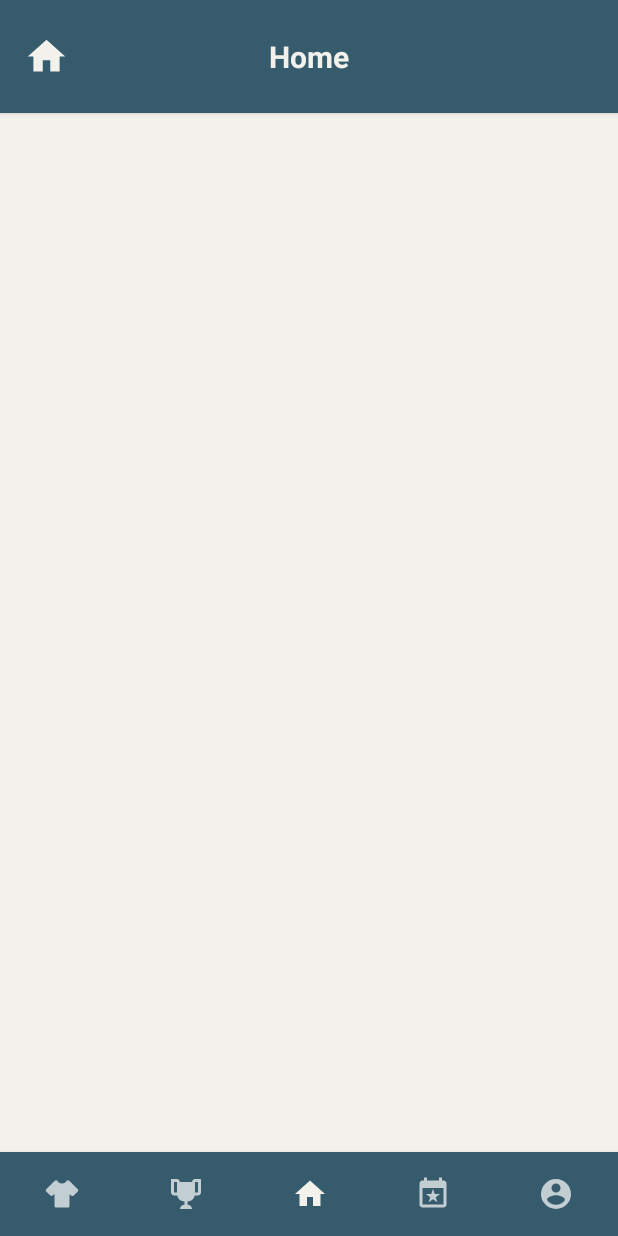
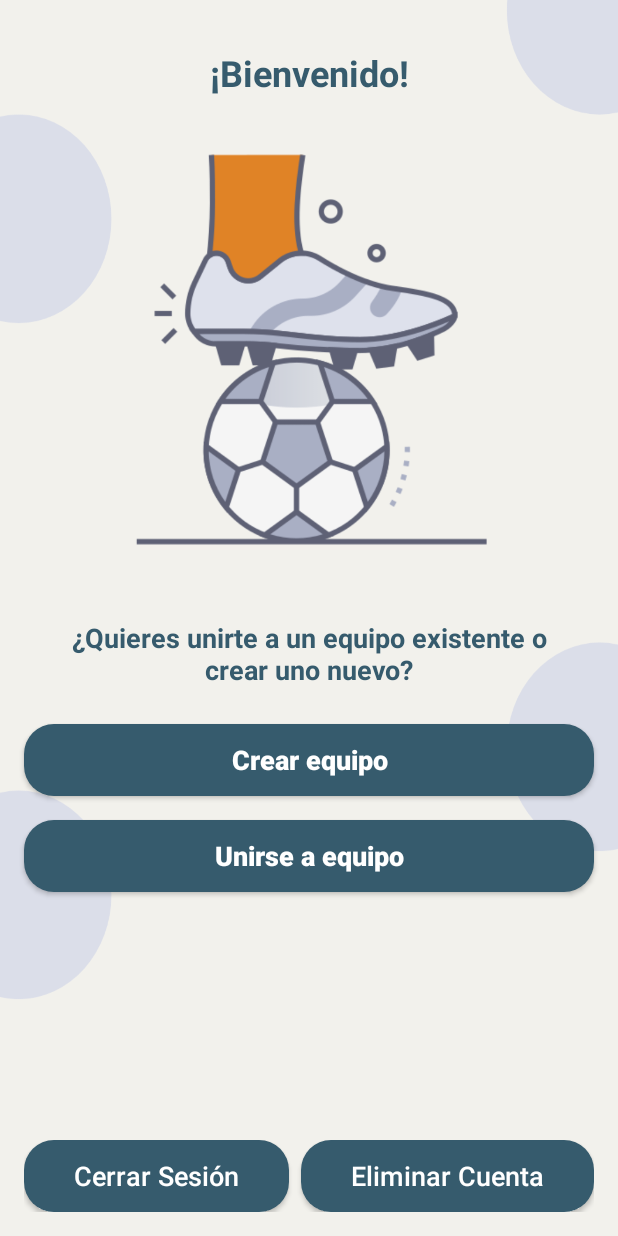
Before and after one commit to pacoFlorido/TeamManagerApp, an Android app: the screen it shows after launch once a user with an empty profile is signed in (MainActivity before the commit, TeamCreateActivity after it), on a phone screen of 412 x 824 dp. Run offline under Robolectric (Android 15) with nearby library versions, the phone set to English and light mode, and no system bars; our stand-ins replace Firebase (no records; nobody signed in at launch, a user with empty details on screens opened directly).

Commit message:
Añadida ventana seleccionar Crear o Unirse a un Equipo.

```diff
--- a/app/src/main/AndroidManifest.xml
+++ b/app/src/main/AndroidManifest.xml
@@ -6,7 +6,6 @@
     <uses-permission android:name="android.permission.ACCESS_NETWORK_STATE" />
 
     <application
-        android:usesCleartextTraffic="true"
         android:allowBackup="true"
         android:dataExtractionRules="@xml/data_extraction_rules"
         android:fullBackupContent="@xml/backup_rules"
@@ -15,7 +14,11 @@
         android:roundIcon="@mipmap/ic_teammanager_launcher_round"
         android:supportsRtl="true"
         android:theme="@style/Theme.TeamManager"
+        android:usesCleartextTraffic="true"
         tools:targetApi="31">
+        <activity
+            android:name=".ui.teamcreate.TeamCreateActivity"
+            android:exported="false" />
         <activity
             android:name=".ui.register.RegisterActivity"
             android:exported="false" />
--- a/app/src/main/java/net/pacofloridoquesada/teammanager/network/NetworkService.kt
+++ b/app/src/main/java/net/pacofloridoquesada/teammanager/network/NetworkService.kt
@@ -6,10 +6,12 @@ import retrofit2.Retrofit
 import retrofit2.converter.gson.GsonConverterFactory
 
 object NetworkService {
-    val teamManagerService : TeamManagerService by lazy {
+    val teamManagerService: TeamManagerService by lazy {
         Retrofit.Builder()
             .baseUrl(Constantes.BASE_URL)
-            .addConverterFactory(GsonConverterFactory.create(GsonBuilder().setDateFormat("yyyy-MM-dd").create()))
+            .addConverterFactory(
+                GsonConverterFactory.create(GsonBuilder().setDateFormat("yyyy-MM-dd").create())
+            )
             .build().create(TeamManagerService::class.java)
     }
 }
--- a/app/src/main/java/net/pacofloridoquesada/teammanager/ui/login/LoginActivity.kt
+++ b/app/src/main/java/net/pacofloridoquesada/teammanager/ui/login/LoginActivity.kt
@@ -10,19 +10,20 @@ import com.google.firebase.auth.FirebaseAuth
 import net.pacofloridoquesada.teammanager.databinding.ActivityLoginBinding
 import net.pacofloridoquesada.teammanager.ui.MainActivity
 import net.pacofloridoquesada.teammanager.ui.register.RegisterActivity
+import net.pacofloridoquesada.teammanager.ui.teamcreate.TeamCreateActivity
 
 class LoginActivity : AppCompatActivity() {
 
     private lateinit var binding: ActivityLoginBinding
-    private lateinit var auth : FirebaseAuth
+    private lateinit var auth: FirebaseAuth
 
     override fun onStart() {
         super.onStart()
         auth = FirebaseAuth.getInstance()
         val currentUser = auth.currentUser
-        if (currentUser != null){
+        if (currentUser != null) {
             finish()
-            startActivity(Intent(this, MainActivity::class.java))
+            startActivity(Intent(this, TeamCreateActivity::class.java))
         }
     }
 
@@ -31,15 +32,16 @@ class LoginActivity : AppCompatActivity() {
         binding = ActivityLoginBinding.inflate(layoutInflater)
         setContentView(binding.root)
 
-        //Oculto la barra de ayuda ya que no la voy a utilizar
+        // Elimina ActionBar de la parte superior de la screen.
+        // Siempre se tiene que poner después de sentContentView()
         supportActionBar!!.hide()
 
         setupIniciarSesion()
         setupRegistro()
     }
 
-    private fun setupIniciarSesion(){
-        binding.btnIniciarSesion.setOnClickListener{
+    private fun setupIniciarSesion() {
+        binding.btnIniciarSesion.setOnClickListener {
 
             val email = binding.etEmail.text
             val contrasenya = binding.etContrasenya.text
@@ -47,8 +49,8 @@ class LoginActivity : AppCompatActivity() {
                 auth.signInWithEmailAndPassword(
                     email.toString(),
                     contrasenya.toString()
-                ).addOnCompleteListener{
-                    if (it.isSuccessful){
+                ).addOnCompleteListener {
+                    if (it.isSuccessful) {
                         finish()
                         startActivity(Intent(this, MainActivity::class.java))
                     } else {
@@ -71,8 +73,8 @@ class LoginActivity : AppCompatActivity() {
         }
     }
 
-    private fun setupRegistro(){
-        binding.btnRegistrarse.setOnClickListener{
+    private fun setupRegistro() {
+        binding.btnRegistrarse.setOnClickListener {
             startActivity(Intent(this, RegisterActivity::class.java))
         }
     }
--- a/app/src/main/java/net/pacofloridoquesada/teammanager/ui/main/perfil/PerfilFragment.kt
+++ b/app/src/main/java/net/pacofloridoquesada/teammanager/ui/main/perfil/PerfilFragment.kt
@@ -17,8 +17,8 @@ class PerfilFragment : Fragment() {
     private fun setupCerrarSesion(){
         binding.btCerrarSesion.setOnClickListener{
             FirebaseAuth.getInstance().signOut()
-            requireActivity().finish()
-            requireActivity().startActivity(Intent(requireContext(),LoginActivity::class.java))
+            this.requireActivity().finish()
+            this.requireActivity().startActivity(Intent(requireContext(),LoginActivity::class.java))
         }
     }
 
--- a/app/src/main/java/net/pacofloridoquesada/teammanager/ui/register/RegisterActivity.kt
+++ b/app/src/main/java/net/pacofloridoquesada/teammanager/ui/register/RegisterActivity.kt
@@ -15,7 +15,9 @@ class RegisterActivity : AppCompatActivity() {
         super.onCreate(savedInstanceState)
         binding = ActivityRegisterBinding.inflate(layoutInflater)
         setContentView(binding.root)
-        //Oculto la barra de ayuda ya que no la voy a utilizar
+
+        // Elimina ActionBar de la parte superior de la screen.
+        // Siempre se tiene que poner después de sentContentView()
         supportActionBar!!.hide()
     }
 }
--- a/app/src/main/java/net/pacofloridoquesada/teammanager/ui/register/TeamCreationFragment.kt
+++ /dev/null
@@ -1,26 +0,0 @@
-package net.pacofloridoquesada.teammanager.ui.register
-
-import android.os.Bundle
-import androidx.fragment.app.Fragment
-import android.view.LayoutInflater
-import android.view.View
-import android.view.ViewGroup
-import net.pacofloridoquesada.teammanager.R
-
-
-class TeamCreationFragment : Fragment() {
-
-
-    override fun onCreate(savedInstanceState: Bundle?) {
-        super.onCreate(savedInstanceState)
-
-    }
-
-    override fun onCreateView(
-        inflater: LayoutInflater, container: ViewGroup?,
-        savedInstanceState: Bundle?
-    ): View? {
-        // Inflate the layout for this fragment
-        return inflater.inflate(R.layout.fragment_team_creation, container, false)
-    }
-}
--- a/app/src/main/java/net/pacofloridoquesada/teammanager/ui/register/UserCreationFragment.kt
+++ b/app/src/main/java/net/pacofloridoquesada/teammanager/ui/register/UserCreationFragment.kt
@@ -1,6 +1,7 @@
 package net.pacofloridoquesada.teammanager.ui.register
 
 import android.app.DatePickerDialog
+import android.content.Intent
 import android.os.Bundle
 import android.util.Log
 import androidx.fragment.app.Fragment
@@ -18,6 +19,8 @@ import net.pacofloridoquesada.teammanager.databinding.FragmentUserCreationBindin
 import net.pacofloridoquesada.teammanager.model.Player
 import net.pacofloridoquesada.teammanager.model.PlayerReport
 import net.pacofloridoquesada.teammanager.model.Trainer
+import net.pacofloridoquesada.teammanager.ui.MainActivity
+import net.pacofloridoquesada.teammanager.ui.teamcreate.TeamCreateActivity
 import net.pacofloridoquesada.teammanager.viewmodel.TeamManagerViewModel
 import java.text.SimpleDateFormat
 import java.util.Calendar
@@ -93,7 +96,6 @@ class UserCreationFragment : Fragment() {
                     val fechaBBDD = fechaNormal.substring(6, 10) + "-" +
                             fechaNormal.substring(3, 5) + "-" +
                             fechaNormal.substring(0, 2)
-                    Log.i("Fecha: ", fechaBBDD)
                     //Creamos Jugador
                     teamManagerViewModel.addPlayer(
                         Player(
@@ -105,15 +107,14 @@ class UserCreationFragment : Fragment() {
                             auth.currentUser?.uid.toString()
                         )
                     )
-                    findNavController()
-                        .navigate(UserCreationFragmentDirections.toCrearEquipo())
+                    this.requireActivity().finish()
+                    this.requireActivity().startActivity(Intent(requireContext(), TeamCreateActivity::class.java))
                 } else {
                     val fechaNormal = binding.tvFechaNacimiento.text.toString()
                     val fechaBBDD = fechaNormal.substring(6, 10) + "-" +
                             fechaNormal.substring(3, 5) + "-" +
                             fechaNormal.substring(0, 2)
-                    Log.i("Fecha: ", fechaBBDD)
-                    //Creamos Jugador
+                    //Creamos Entrenador
                     teamManagerViewModel.addTrainer(
                         Trainer(
                             fechaBBDD,
@@ -123,11 +124,11 @@ class UserCreationFragment : Fragment() {
                             auth.currentUser?.uid.toString()
                         )
                     )
-                    findNavController()
-                        .navigate(UserCreationFragmentDirections.toCrearEquipo())
+                    this.requireActivity().finish()
+                    this.requireActivity().startActivity(Intent(requireContext(), TeamCreateActivity::class.java))
                 }
             } else {
-                //Mostramos error al crear cuenta FireBase
+                //TODO: Mostrar error al crear cuenta FireBase
             }
         }
     }
--- /dev/null
+++ b/app/src/main/java/net/pacofloridoquesada/teammanager/ui/teamcreate/SelectCrearUnirFragment.kt
@@ -0,0 +1,79 @@
+package net.pacofloridoquesada.teammanager.ui.teamcreate
+
+import android.app.AlertDialog
+import android.content.Context
+import android.content.Intent
+import android.os.Bundle
+import android.util.Log
+import androidx.fragment.app.Fragment
+import android.view.LayoutInflater
+import android.view.View
+import android.view.ViewGroup
+import com.google.firebase.auth.FirebaseAuth
+import net.pacofloridoquesada.teammanager.R
+import net.pacofloridoquesada.teammanager.databinding.FragmentSelectCrearUnirBinding
+import net.pacofloridoquesada.teammanager.databinding.FragmentUserCreationBinding
+import net.pacofloridoquesada.teammanager.ui.login.LoginActivity
+
+class SelectCrearUnirFragment : Fragment() {
+
+    private var _binding: FragmentSelectCrearUnirBinding? = null
+    private val binding get() = _binding!!
+    private lateinit var auth: FirebaseAuth
+
+    private fun setupCerrarSesion() {
+        binding.btCerrarSesionPantallaEquipo.setOnClickListener{
+            auth.signOut()
+            this.requireActivity().finish()
+            this.requireActivity().startActivity(Intent(requireContext(), LoginActivity::class.java))
+        }
+    }
+
+    private fun setupEliminarUsuario() {
+        binding.btEliminarCuentaPantallaEquipo.setOnClickListener{
+            AlertDialog.Builder(activity as Context)
+                .setTitle(R.string.eliminacion_de_cuenta)
+                .setMessage(R.string.eliminacion_cuenta_mensaje)
+                // Acción si pulsa si
+                .setPositiveButton(getString(R.string.si)){ v, _->
+                    auth.currentUser!!.delete().addOnCompleteListener {
+                        if (it.isSuccessful){
+                            Log.i("Usuario Eliminado" , "Usuario Eliminado")
+                            this.requireActivity().finish()
+                            this.requireActivity().startActivity(Intent(requireContext(), LoginActivity::class.java))
+                        }
+                    }
+                    //Cerramos el dialogo
+                    v.dismiss()
+                }
+                // Accion si pulsa no
+                .setNegativeButton(getString(R.string.no)){ v, _->v.dismiss()}
+                .setCancelable(false)
+                .create()
+                .show()
+
+        }
+    }
+
+    override fun onViewCreated(view: View, savedInstanceState: Bundle?) {
+        super.onViewCreated(view, savedInstanceState)
+
+        this.setupCerrarSesion()
+        this.setupEliminarUsuario()
+    }
+
+    override fun onCreateView(
+        inflater: LayoutInflater, container: ViewGroup?,
+        savedInstanceState: Bundle?
+    ): View? {
+        _binding = FragmentSelectCrearUnirBinding.inflate(inflater, container, false)
+        val root: View = binding.root
+        auth = FirebaseAuth.getInstance()
+        return root
+    }
+
+    override fun onDestroyView() {
+        super.onDestroyView()
+        _binding = null
+    }
+}
--- /dev/null
+++ b/app/src/main/java/net/pacofloridoquesada/teammanager/ui/teamcreate/TeamCreateActivity.kt
@@ -0,0 +1,28 @@
+package net.pacofloridoquesada.teammanager.ui.teamcreate
+
+import android.content.Intent
+import androidx.appcompat.app.AppCompatActivity
+import android.os.Bundle
+import androidx.fragment.app.activityViewModels
+import com.google.firebase.auth.FirebaseAuth
+import net.pacofloridoquesada.teammanager.R
+import net.pacofloridoquesada.teammanager.databinding.ActivityMainBinding
+import net.pacofloridoquesada.teammanager.databinding.ActivityTeamCreateBinding
+import net.pacofloridoquesada.teammanager.ui.MainActivity
+import net.pacofloridoquesada.teammanager.viewmodel.TeamManagerViewModel
+
+class TeamCreateActivity : AppCompatActivity() {
+
+    private lateinit var binding: ActivityTeamCreateBinding
+
+    override fun onCreate(savedInstanceState: Bundle?) {
+        super.onCreate(savedInstanceState)
+
+        binding = ActivityTeamCreateBinding.inflate(layoutInflater)
+        setContentView(binding.root)
+
+        // Elimina ActionBar de la parte superior de la screen.
+        // Siempre se tiene que poner después de sentContentView()
+        supportActionBar!!.hide()
+    }
+}
--- a/app/src/main/java/net/pacofloridoquesada/teammanager/viewmodel/TeamManagerViewModel.kt
+++ b/app/src/main/java/net/pacofloridoquesada/teammanager/viewmodel/TeamManagerViewModel.kt
@@ -11,14 +11,14 @@ import net.pacofloridoquesada.teammanager.model.Trainer
 import net.pacofloridoquesada.teammanager.network.NetworkService
 
 class TeamManagerViewModel : ViewModel() {
-    fun addPlayer(player: Player){
+    fun addPlayer(player: Player) {
         viewModelScope.launch(Dispatchers.IO) {
             val response = NetworkService.teamManagerService.createPlayer(player)
             Log.i("Response: ", response.errorBody().toString())
         }
     }
 
-    fun addTrainer(trainer: Trainer){
+    fun addTrainer(trainer: Trainer) {
         viewModelScope.launch(Dispatchers.IO) {
             val response = NetworkService.teamManagerService.createTrainer(trainer)
             Log.i("Response: ", response.errorBody().toString())
--- /dev/null
+++ b/app/src/main/res/layout/activity_team_create.xml
@@ -0,0 +1,19 @@
+<?xml version="1.0" encoding="utf-8"?>
+<androidx.constraintlayout.widget.ConstraintLayout xmlns:android="http://schemas.android.com/apk/res/android"
+    xmlns:app="http://schemas.android.com/apk/res-auto"
+    xmlns:tools="http://schemas.android.com/tools"
+    android:layout_width="match_parent"
+    android:layout_height="match_parent">
+
+    <androidx.fragment.app.FragmentContainerView
+        android:id="@+id/navHostActivity"
+        android:name="androidx.navigation.fragment.NavHostFragment"
+        android:layout_width="0dp"
+        android:layout_height="0dp"
+        app:layout_constraintBottom_toBottomOf="parent"
+        app:layout_constraintEnd_toEndOf="parent"
+        app:layout_constraintStart_toStartOf="parent"
+        app:layout_constraintTop_toTopOf="parent"
+        app:navGraph="@navigation/team_creation_nav">
+    </androidx.fragment.app.FragmentContainerView>
+</androidx.constraintlayout.widget.ConstraintLayout>
--- /dev/null
+++ b/app/src/main/res/layout/fragment_select_crear_unir.xml
@@ -0,0 +1,118 @@
+<?xml version="1.0" encoding="utf-8"?>
+<androidx.constraintlayout.widget.ConstraintLayout xmlns:android="http://schemas.android.com/apk/res/android"
+    xmlns:app="http://schemas.android.com/apk/res-auto"
+    xmlns:tools="http://schemas.android.com/tools"
+    android:layout_width="match_parent"
+    android:layout_height="match_parent"
+    android:background="@drawable/bg_app_alternativo"
+    tools:context=".ui.teamcreate.SelectCrearUnirFragment">
+
+
+    <TextView
+        android:id="@+id/textView10"
+        android:layout_width="wrap_content"
+        android:layout_height="wrap_content"
+        android:layout_marginTop="32dp"
+        android:text="¡Bienvenido!"
+        android:textColor="@color/azul_principal"
+        android:textSize="24sp"
+        android:textStyle="bold"
+        app:layout_constraintEnd_toEndOf="parent"
+        app:layout_constraintStart_toStartOf="parent"
+        app:layout_constraintTop_toTopOf="parent" />
+
+    <TextView
+        android:id="@+id/textView11"
+        android:layout_width="0dp"
+        android:layout_height="wrap_content"
+        android:layout_marginStart="32dp"
+        android:layout_marginTop="32dp"
+        android:layout_marginEnd="32dp"
+        android:text="¿Quieres unirte a un equipo existente o crear uno nuevo?"
+
+        android:textAlignment="center"
+        android:textColor="@color/azul_principal"
+        android:textSize="18sp"
+        android:textStyle="bold"
+        app:layout_constraintEnd_toEndOf="parent"
+        app:layout_constraintStart_toStartOf="parent"
+        app:layout_constraintTop_toBottomOf="@+id/imageView3" />
+
+    <Button
+        android:id="@+id/btCrearEquipo"
+        android:layout_width="0dp"
+        android:layout_height="wrap_content"
+        android:layout_marginStart="16dp"
+        android:layout_marginTop="24dp"
+        android:layout_marginEnd="16dp"
+        android:background="@drawable/bg_simple_button"
+        android:text="Crear equipo"
+        android:textAllCaps="false"
+        android:textSize="18sp"
+        android:textStyle="bold"
+        app:layout_constraintEnd_toEndOf="parent"
+        app:layout_constraintStart_toStartOf="parent"
+        app:layout_constraintTop_toBottomOf="@+id/textView11" />
+
+    <Button
+        android:id="@+id/btUnirseEquipo"
+        android:layout_width="0dp"
+        android:layout_height="wrap_content"
+        android:layout_marginTop="16dp"
+        android:background="@drawable/bg_simple_button"
+        android:text="Unirse a equipo"
+        android:textAllCaps="false"
+        android:textSize="18sp"
+        android:textStyle="bold"
+        app:layout_constraintEnd_toEndOf="@+id/btCrearEquipo"
+        app:layout_constraintStart_toStartOf="@+id/btCrearEquipo"
+        app:layout_constraintTop_toBottomOf="@+id/btCrearEquipo" />
+
+    <ImageView
+        android:id="@+id/imageView3"
+        android:layout_width="300dp"
+        android:layout_height="300dp"
+        android:layout_marginTop="16dp"
+        android:src="@drawable/ic_logo_app"
+        app:layout_constraintEnd_toEndOf="@+id/textView10"
+        app:layout_constraintStart_toStartOf="@+id/textView10"
+        app:layout_constraintTop_toBottomOf="@+id/textView10" />
+
+    <LinearLayout
+        android:layout_width="0dp"
+        android:layout_height="wrap_content"
+        android:layout_marginStart="16dp"
+        android:layout_marginEnd="16dp"
+        android:layout_marginBottom="16dp"
+        android:gravity="center"
+        android:orientation="horizontal"
+        app:layout_constraintBottom_toBottomOf="parent"
+        app:layout_constraintEnd_toEndOf="parent"
+        app:layout_constraintStart_toStartOf="parent"
+        android:weightSum="2">
+
+        <Button
+            android:id="@+id/btCerrarSesionPantallaEquipo"
+            android:layout_width="wrap_content"
+            android:layout_height="wrap_content"
+            android:background="@drawable/bg_simple_button"
+            android:text="@string/cerrar_sesi_n"
+            android:textAllCaps="false"
+            android:layout_marginEnd="4dp"
+            android:textSize="18sp"
+            android:layout_weight="1"/>
+
+        <Button
+            android:id="@+id/btEliminarCuentaPantallaEquipo"
+            android:layout_width="wrap_content"
+            android:layout_height="wrap_content"
+            android:background="@drawable/bg_simple_button"
+            android:text="@string/eliminar_cuenta"
+            android:textAllCaps="false"
+            android:layout_marginStart="4dp"
+            android:textSize="18sp"
+            android:layout_weight="1"/>
+
+    </LinearLayout>
+
+</androidx.constraintlayout.widget.ConstraintLayout>
--- a/app/src/main/res/layout/fragment_team_creation.xml
+++ /dev/null
@@ -1,14 +0,0 @@
-<?xml version="1.0" encoding="utf-8"?>
-<androidx.constraintlayout.widget.ConstraintLayout xmlns:android="http://schemas.android.com/apk/res/android"
-    xmlns:tools="http://schemas.android.com/tools"
-    android:layout_width="match_parent"
-    android:layout_height="match_parent"
-    tools:context=".ui.register.TeamCreationFragment">
-
-    <!-- TODO: Update blank fragment layout -->
-    <TextView
-        android:layout_width="match_parent"
-        android:layout_height="match_parent"
-        android:text="@string/hello_blank_fragment" />
-
-</androidx.constraintlayout.widget.ConstraintLayout>
--- a/app/src/main/res/navigation/register_nav.xml
+++ b/app/src/main/res/navigation/register_nav.xml
@@ -22,13 +22,5 @@
         <argument
             android:name="roleSelected"
             app:argType="integer" />
-        <action
-            android:id="@+id/toCrearEquipo"
-            app:destination="@id/teamCreationFragment" />
     </fragment>
-    <fragment
-        android:id="@+id/teamCreationFragment"
-        android:name="net.pacofloridoquesada.teammanager.ui.register.TeamCreationFragment"
-        android:label="fragment_team_creation"
-        tools:layout="@layout/fragment_team_creation" />
 </navigation>
--- /dev/null
+++ b/app/src/main/res/navigation/team_creation_nav.xml
@@ -0,0 +1,13 @@
+<?xml version="1.0" encoding="utf-8"?>
+<navigation xmlns:android="http://schemas.android.com/apk/res/android"
+    xmlns:app="http://schemas.android.com/apk/res-auto"
+    xmlns:tools="http://schemas.android.com/tools"
+    android:id="@+id/team_creation_nav"
+    app:startDestination="@id/selectCrearUnirFragment">
+
+    <fragment
+        android:id="@+id/selectCrearUnirFragment"
+        android:name="net.pacofloridoquesada.teammanager.ui.teamcreate.SelectCrearUnirFragment"
+        android:label="fragment_select_crear_unir"
+        tools:layout="@layout/fragment_select_crear_unir" />
+</navigation>
--- a/app/src/main/res/values/strings.xml
+++ b/app/src/main/res/values/strings.xml
@@ -39,6 +39,8 @@
     <string name="fecha_formato">01/01/2000</string>
     <string name="crear_usuario">Crear Usuario</string>
     <string name="seleccionar_fecha">Seleccionar fecha</string>
+    <string name="eliminacion_cuenta_mensaje">¿Estás seguro de querer eliminar tu cuenta con todos tus datos?</string>
+
     <string-array name="paises">
         <item>Afganistán</item>
         <item>Albania</item>
@@ -238,4 +240,9 @@
     </string-array>
     <!-- TODO: Remove or change this placeholder text -->
     <string name="hello_blank_fragment">Hello blank fragment</string>
+    <string name="eliminacion_de_cuenta">Eliminación de cuenta</string>
+    <string name="si">Si</string>
+    <string name="no">No</string>
+    <string name="cerrar_sesi_n">Cerrar Sesión</string>
+    <string name="eliminar_cuenta">Eliminar Cuenta</string>
 </resources>
```
Also changed, not shown: app/src/main/res/drawable/bg_app_alternativo.png (added).
